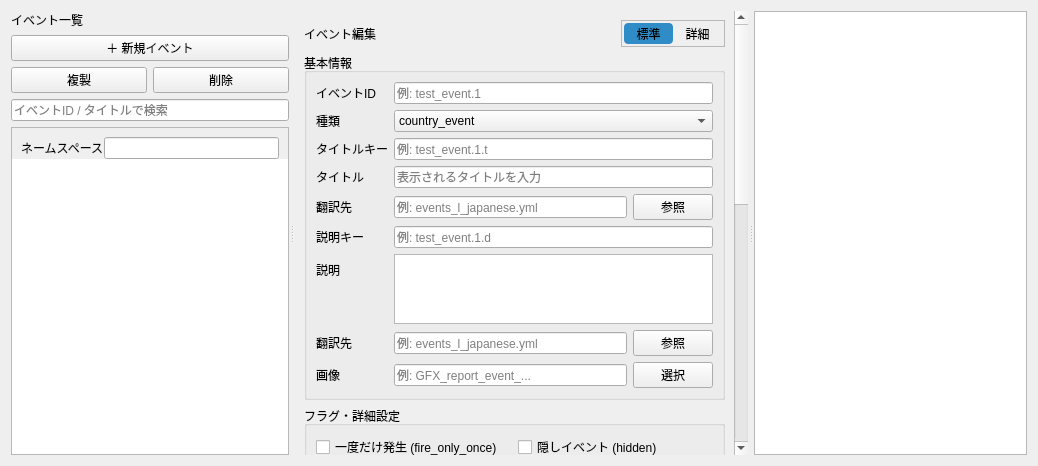
Ikumyon/PDX-Mod-Studio, file plugins/hoi4/events/event_editor.ui: the form before one commit.
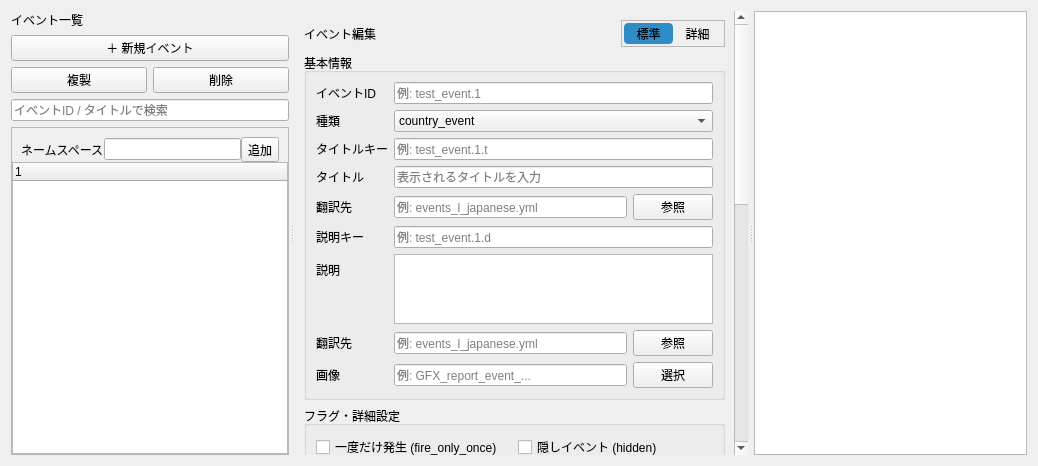
The form after the commit.

Patch:
```diff
--- a/plugins/hoi4/events/event_editor.ui
+++ b/plugins/hoi4/events/event_editor.ui
@@ -126,14 +126,17 @@
             <item>
              <widget class="QLineEdit" name="namespaceEdit"/>
             </item>
+            <item>
+             <widget class="QToolButton" name="btnAddNamespace">
+              <property name="text">
+               <string>追加</string>
+              </property>
+             </widget>
+            </item>
            </layout>
           </item>
           <item>
-           <widget class="QListWidget" name="eventListWidget">
-            <property name="frameShape">
-             <enum>QFrame::Shape::NoFrame</enum>
-            </property>
-           </widget>
+           <widget class="QTreeWidget" name="eventTreeWidget"/>
           </item>
          </layout>
         </widget>
```
Left out of the diff: 6 changed lines with no effect on the pictures.
